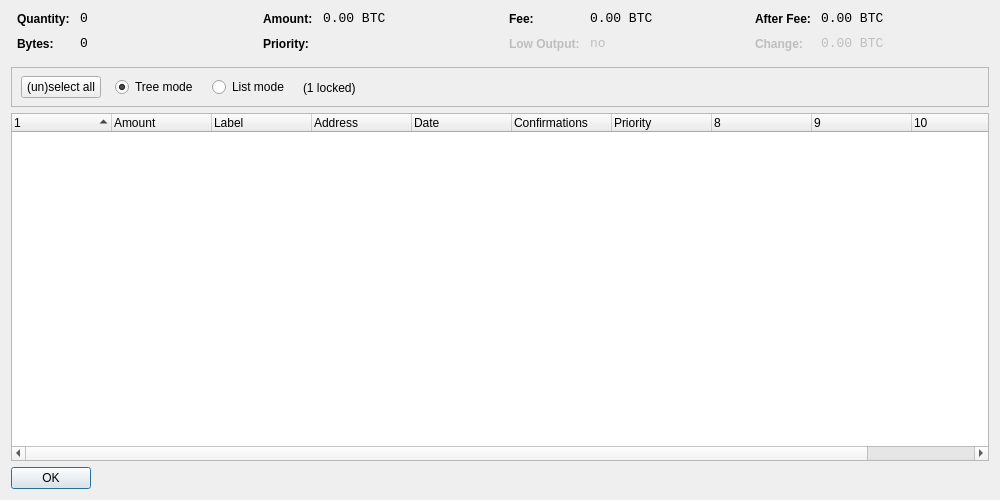
First picture: the form in src/qt/forms/coincontroldialog.ui, repository NarubyRiverlione/Spice, before the edit.
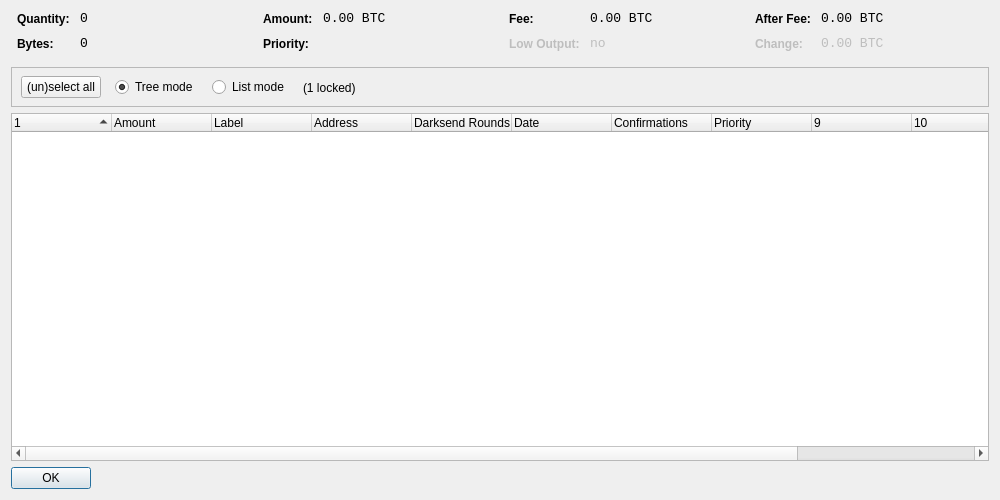
Second picture: the form after the edit. Custom widgets are drawn as their Qt base class.

Commit message: add darksend rounds to gui

Diff of the .ui file:
```diff
--- a/src/qt/forms/coincontroldialog.ui
+++ b/src/qt/forms/coincontroldialog.ui
@@ -458,7 +458,7 @@
       <bool>false</bool>
      </property>
      <property name="columnCount">
-      <number>11</number>
+      <number>12</number>
      </property>
      <attribute name="headerShowSortIndicator" stdset="0">
       <bool>true</bool>
@@ -486,6 +486,11 @@
        <string>Address</string>
       </property>
      </column>
+     <column>
+      <property name="text">
+       <string>Darksend Rounds</string>
+      </property>
+     </column>
      <column>
       <property name="text">
        <string>Date</string>
```
The commit also changes 2 other files.
